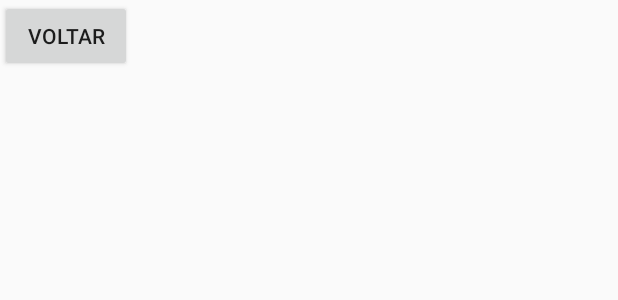
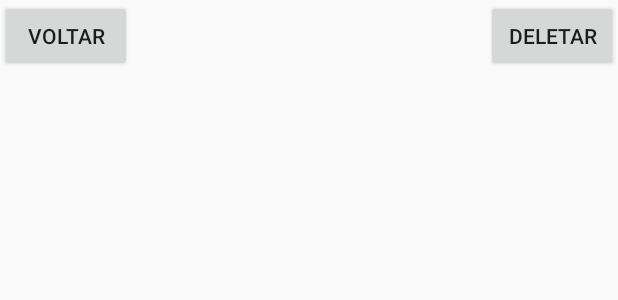
Before and after one commit to nada-pont-com/rpgAndroid, an Android app: the layout activity_continuar.xml on its own in the app's theme, with its tools: preview values and no code run, on a phone screen of 412 x 824 dp. Shown: the top 300 px of the screen. Run offline under Robolectric (Android 15) with nearby library versions, the phone set to English and light mode, and no system bars.

Commit message:
Vida, mp, deletar salve, auto salve

```diff
--- a/app/src/main/java/br/com/vinicius/rpg/Bd.java
+++ b/app/src/main/java/br/com/vinicius/rpg/Bd.java
@@ -13,7 +13,7 @@ public class Bd extends SQLiteOpenHelper {
             "DROP TABLE IF EXISTS "+load.TABLE_NAME;
     private static final String SQL_DELETE_PERSO =
             "DROP TABLE IF EXISTS "+perso.TABLE_NAME;
-    private static final int DATABASE_VERSION = 5;
+    private static final int DATABASE_VERSION = 1;
     private static final String DATABASE_NAME = "RPG.db";
 
     public Bd(Context context) {
--- a/app/src/main/res/layout/activity_continuar.xml
+++ b/app/src/main/res/layout/activity_continuar.xml
@@ -12,12 +12,43 @@
         android:orientation="vertical"
         android:visibility="visible">
 
-        <Button
-            android:id="@+id/Voltar"
-            android:layout_width="wrap_content"
+        <LinearLayout
+            android:layout_width="match_parent"
             android:layout_height="wrap_content"
-            android:baselineAligned="false"
-            android:text="@string/voltar" />
+            android:orientation="horizontal">
+
+            <Button
+                android:id="@+id/Voltar"
+                android:layout_width="wrap_content"
+                android:layout_height="wrap_content"
+                android:baselineAligned="false"
+                android:text="@string/voltar" />
+
+            <LinearLayout
+                android:layout_width="match_parent"
+                android:layout_height="wrap_content"
+                android:gravity="right"
+                android:orientation="horizontal">
+
+                <TextView
+                    android:id="@+id/Mensagem"
+                    android:layout_width="wrap_content"
+                    android:layout_height="wrap_content"
+                    android:layout_weight="1"
+                    android:text="Clique para deletar"
+                    android:textColor="@android:color/black"
+                    android:textSize="16sp"
+                    android:visibility="invisible" />
+
+                <Button
+                    android:id="@+id/Deletar"
+                    android:layout_width="wrap_content"
+                    android:layout_height="wrap_content"
+                    android:baselineAligned="false"
+                    android:text="Deletar" />
+            </LinearLayout>
+
+        </LinearLayout>
 
         <ListView
             android:id="@+id/Salves"
```
Also changed, not shown: app/src/main/java/br/com/vinicius/rpg/Continuar.java (+35 -1 lines), app/src/main/java/br/com/vinicius/rpg/DadosTable.java (+18 -0 lines), app/src/main/java/br/com/vinicius/rpg/Jogo.java (+12 -3 lines), app/src/main/java/br/com/vinicius/rpg/Loads.java (+33 -3 lines), app/src/main/java/br/com/vinicius/rpg/PersonagemMenu.java (+23 -6 lines), app/src/main/java/br/com/vinicius/rpg/tempo.java (added, +66 -0 lines), app/src/main/res/layout/activity_personagem_menu.xml (+75 -0 lines).
